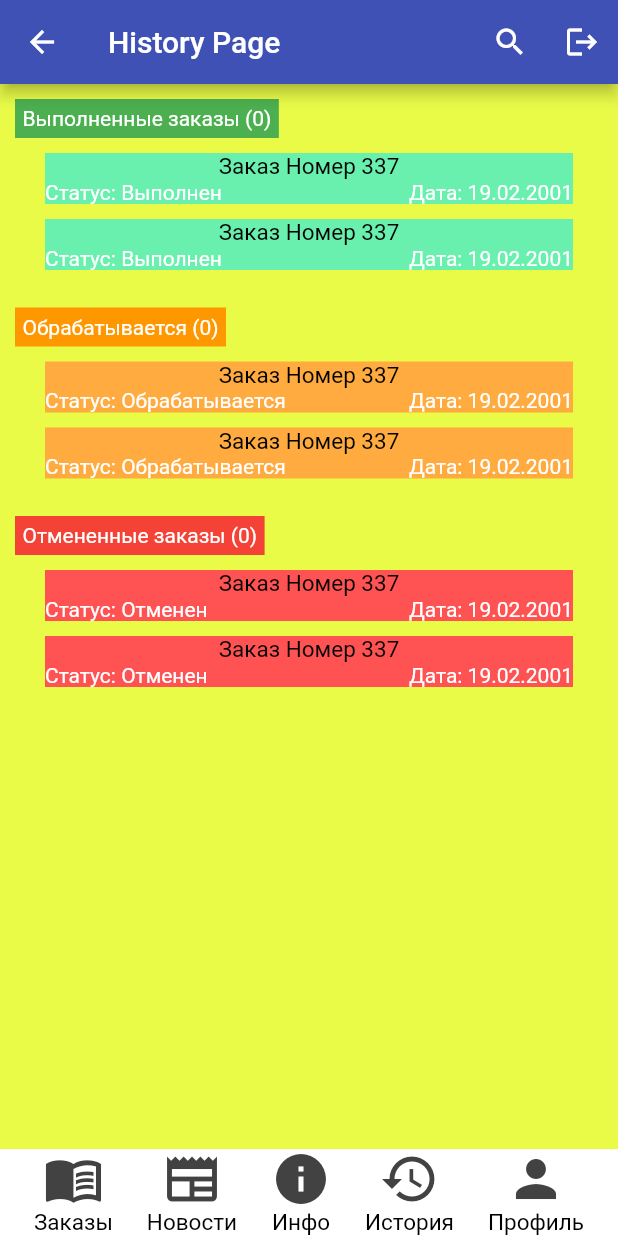
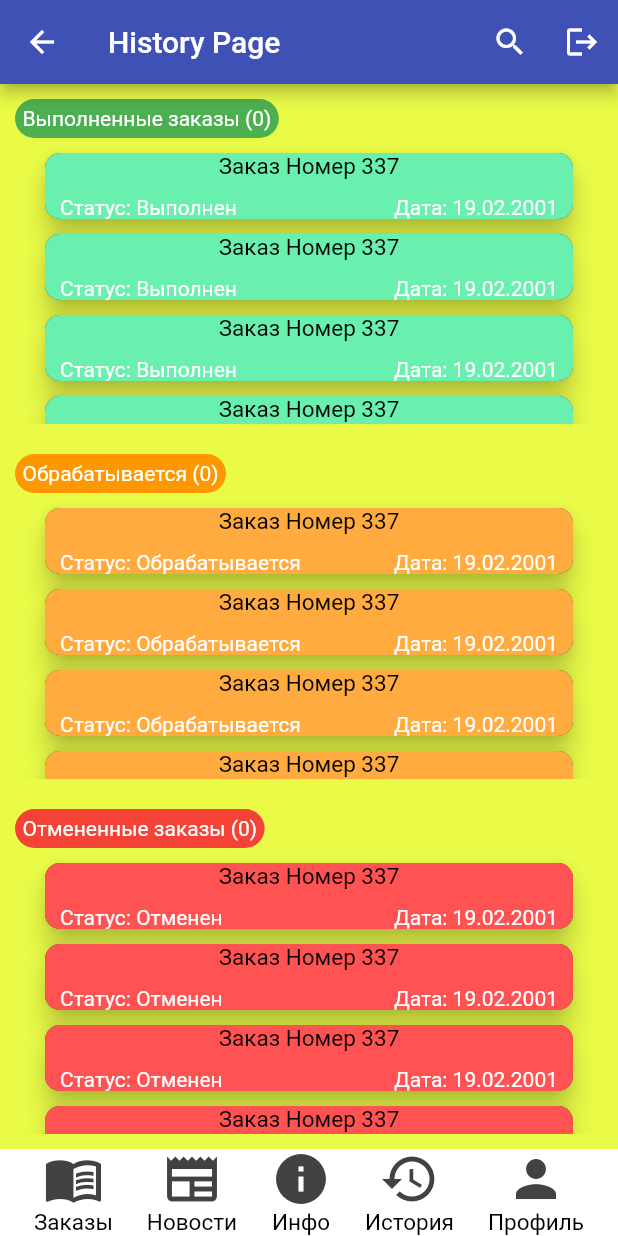
Before and after one commit to 1gnoramus/all_logistics, a Flutter app: the HistoryPage screen opened by its route, on a phone screen of 412 x 824 dp. Run offline on Flutter 3.47's test engine with Material 2 defaults, Android fonts, the phone set to English and light mode, and no system bars; our stand-ins replace cloud_firestore, firebase_auth, firebase_core, modal_progress_hud; accounts and stored records are empty.

Commit message:
'HistoryPage'

```diff
--- a/lib/main_pages/history_page.dart
+++ b/lib/main_pages/history_page.dart
@@ -69,29 +69,23 @@ class _HistoryPageState extends State<HistoryPage> {
 }
 
 class HistoryPiece extends StatelessWidget {
-  HistoryPiece({
-    required this.title,
+  HistoryPiece(
+      {required this.title,
       required this.titleColor,
       required this.histColor,
-    required this.statusText,
-  });
+      required this.statusText});
   final String title;
   final Color titleColor;
   final Color histColor;
+
   final String statusText;
 
   @override
   Widget build(BuildContext context) {
-    return Container(
-      margin: EdgeInsets.all(10.0),
-      child: Column(
-        crossAxisAlignment: CrossAxisAlignment.start,
-        children: [
-          Container(
-            margin: EdgeInsets.only(bottom: 5.0),
-            padding: EdgeInsets.all(5.0),
-            color: titleColor,
-            child: Text(title),
+    List<History> histBoxesList = [
+      History(
+        histColor: histColor,
+        statusText: statusText,
       ),
       History(
         histColor: histColor,
@@ -101,7 +95,37 @@ class HistoryPiece extends StatelessWidget {
         histColor: histColor,
         statusText: statusText,
       ),
+      History(
+        histColor: histColor,
+        statusText: statusText,
+      ),
+    ];
+
+    return Expanded(
+      child: Container(
+        margin: EdgeInsets.all(10.0),
+        child: Column(
+          crossAxisAlignment: CrossAxisAlignment.start,
+          children: [
+            Container(
+              margin: EdgeInsets.only(bottom: 5.0),
+              padding: EdgeInsets.all(5.0),
+              decoration: BoxDecoration(
+                color: titleColor,
+                borderRadius: BorderRadius.all(Radius.circular(20.0)),
+              ),
+              child: Text(title),
+            ),
+            Expanded(
+              child: ListView.builder(
+                itemBuilder: (BuildContext context, int index) {
+                  return histBoxesList[index];
+                },
+                itemCount: histBoxesList.length,
+              ),
+            )
           ],
+        ),
       ),
     );
   }
@@ -115,9 +139,21 @@ class History extends StatelessWidget {
 
   @override
   Widget build(BuildContext context) {
-    return Container(
+    return GestureDetector(
+      onTap: () {},
+      child: Container(
         margin: EdgeInsets.symmetric(horizontal: 20.0, vertical: 5.0),
+        child: Material(
+          elevation: 7.0,
+          borderRadius: BorderRadius.all(Radius.circular(10.0)),
+          child: Container(
+            padding: EdgeInsets.symmetric(horizontal: 10.0),
+            decoration: BoxDecoration(
               color: histColor,
+              borderRadius: BorderRadius.all(
+                Radius.circular(10.0),
+              ),
+            ),
             child: Column(
               children: [
                 Center(
@@ -125,6 +161,9 @@ class History extends StatelessWidget {
                     'Заказ Номер 337',
                     style: kBottomPanelTextStyle,
                   ),
+                ),
+                SizedBox(
+                  height: 10.0,
                 ),
                 Row(
                   mainAxisAlignment: MainAxisAlignment.spaceBetween,
@@ -135,6 +174,9 @@ class History extends StatelessWidget {
                 )
               ],
             ),
+          ),
+        ),
+      ),
     );
   }
 }
--- a/lib/main_pages/news_page.dart
+++ b/lib/main_pages/news_page.dart
@@ -206,7 +206,7 @@ class NewsPiece extends StatelessWidget {
   Widget build(BuildContext context) {
     return Container(
       margin: EdgeInsets.all(5.0),
-      color: Colors.orangeAccent,
+      color: Colors.purple,
       child: Row(
         children: [
           Icon(
--- a/lib/main_pages/order_page.dart
+++ b/lib/main_pages/order_page.dart
@@ -179,3 +179,5 @@ class _OrderPageState extends State<OrderPage> {
     );
   }
 }
+// TODO: Добавить страницу заявки с возможность "Принять запрос" и "Связаться с ГП"
+// TODO: Соединить страницу со страницей "История" через Provider. Передавать информацию о заявках
```
Also changed, not shown: lib/components/order_info.dart (+31 -10 lines), lib/main_pages/show_order_detail_page.dart (added, +92 -0 lines). Lines whose indentation alone changed are shown as unchanged.
